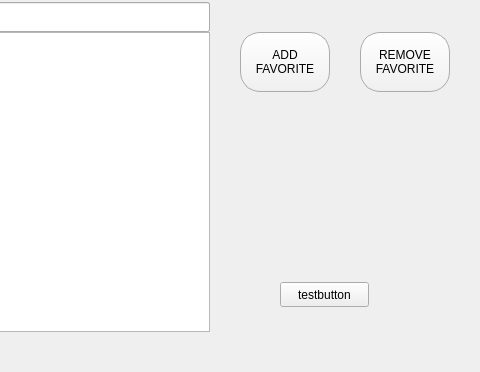
Qt form dialog.ui (Vitalic66/DAB-FM-sundtek-api) before a commit; both pictures show x 320 to 800 and y 108 to 480 of the 800 by 480 pixel window.
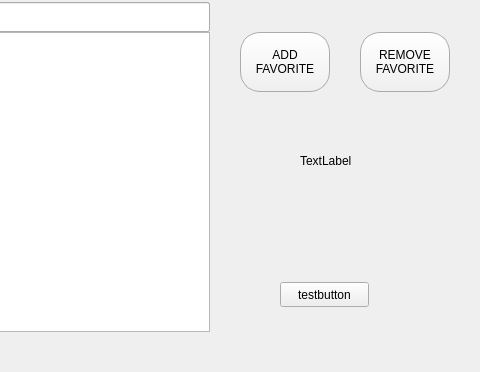
The same form after that commit.

```diff
--- a/dialog.ui
+++ b/dialog.ui
@@ -548,6 +548,19 @@
 STATION</string>
      </property>
     </widget>
+    <widget class="QLabel" name="label">
+     <property name="geometry">
+      <rect>
+       <x>620</x>
+       <y>260</y>
+       <width>67</width>
+       <height>17</height>
+      </rect>
+     </property>
+     <property name="text">
+      <string>TextLabel</string>
+     </property>
+    </widget>
    </widget>
   </widget>
  </widget>
```
